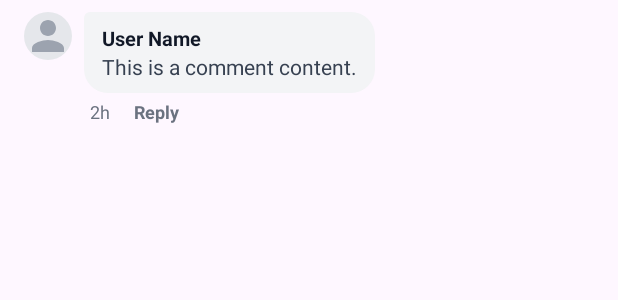
After one commit to giahuytr86/Final_Mobile, an Android app: the layout item_comment.xml on its own in the app's theme, with its tools: preview values and no code run, on a phone screen of 412 x 824 dp. The commit adds this screen. Shown: the top 300 px of the screen. Run offline under Robolectric (Android 15) with nearby library versions, the phone set to English and light mode, and no system bars.

Commit message:
feat(MB-45): UI Comment

```diff
--- a/app/src/main/AndroidManifest.xml
+++ b/app/src/main/AndroidManifest.xml
@@ -11,6 +11,9 @@
         android:roundIcon="@mipmap/ic_launcher_round"
         android:supportsRtl="true"
         android:theme="@style/Theme.Final_Mobile">
+        <activity
+            android:name=".CommentsActivity"
+            android:exported="false" />
         <activity
             android:name=".ui.LoginActivity"
             android:exported="false" />
--- /dev/null
+++ b/app/src/main/res/drawable/bg_comment_bubble.xml
@@ -0,0 +1,9 @@
+<?xml version="1.0" encoding="utf-8"?>
+<shape xmlns:android="http://schemas.android.com/apk/res/android">
+    <solid android:color="#F3F4F6" /> <!-- Gray 100 -->
+    <corners
+        android:topLeftRadius="4dp"
+        android:topRightRadius="16dp"
+        android:bottomLeftRadius="16dp"
+        android:bottomRightRadius="16dp" />
+</shape>
--- /dev/null
+++ b/app/src/main/res/layout/item_comment.xml
@@ -0,0 +1,92 @@
+<?xml version="1.0" encoding="utf-8"?>
+<LinearLayout xmlns:android="http://schemas.android.com/apk/res/android"
+    xmlns:app="http://schemas.android.com/apk/res-auto"
+    android:layout_width="match_parent"
+    android:layout_height="wrap_content"
+    android:orientation="horizontal"
+    android:paddingStart="16dp"
+    android:paddingEnd="16dp"
+    android:paddingTop="8dp"
+    android:paddingBottom="8dp">
+
+    <!-- Spacer dùng để thụt đầu dòng khi là Reply (Width sẽ set bằng code hoặc tạo layout riêng cho reply) -->
+    <!-- Trong trường hợp đơn giản, ta có thể ẩn hiện view này -->
+    <View
+        android:id="@+id/viewReplyIndent"
+        android:layout_width="32dp"
+        android:layout_height="1dp"
+        android:visibility="gone"/>
+
+    <com.google.android.material.imageview.ShapeableImageView
+        android:id="@+id/ivUserAvatar"
+        android:layout_width="32dp"
+        android:layout_height="32dp"
+        android:scaleType="centerCrop"
+        android:src="@drawable/placeholder_avatar"
+        app:shapeAppearanceOverlay="@style/CircleImage" />
+
+    <LinearLayout
+        android:layout_width="match_parent"
+        android:layout_height="wrap_content"
+        android:layout_marginStart="8dp"
+        android:orientation="vertical">
+
+        <!-- Bubble nội dung -->
+        <LinearLayout
+            android:layout_width="wrap_content"
+            android:layout_height="wrap_content"
+            android:background="@drawable/bg_comment_bubble"
+            android:orientation="vertical"
+            android:paddingStart="12dp"
+            android:paddingTop="8dp"
+            android:paddingEnd="12dp"
+            android:paddingBottom="8dp">
+
+            <TextView
+                android:id="@+id/tvUserName"
+                android:layout_width="wrap_content"
+                android:layout_height="wrap_content"
+                android:text="User Name"
+                android:textColor="@color/black"
+                android:textSize="13sp"
+                android:textStyle="bold" />
+
+            <TextView
+                android:id="@+id/tvCommentContent"
+                android:layout_width="wrap_content"
+                android:layout_height="wrap_content"
+                android:text="This is a comment content."
+                android:textColor="#374151"
+                android:textSize="14sp" />
+        </LinearLayout>
+
+        <!-- Footer: Time & Reply Button -->
+        <LinearLayout
+            android:layout_width="match_parent"
+            android:layout_height="wrap_content"
+            android:layout_marginTop="4dp"
+            android:layout_marginStart="4dp"
+            android:orientation="horizontal">
+
+            <TextView
+                android:id="@+id/tvTime"
+                android:layout_width="wrap_content"
+                android:layout_height="wrap_content"
+                android:text="2h"
+                android:textColor="@color/text_gray"
+                android:textSize="12sp" />
+
+            <TextView
+                android:id="@+id/btnReply"
+                android:layout_width="wrap_content"
+                android:layout_height="wrap_content"
+                android:layout_marginStart="16dp"
+                android:text="@string/reply_action"
+                android:textColor="@color/text_gray"
+                android:textSize="12sp"
+                android:textStyle="bold" />
+        </LinearLayout>
+
+    </LinearLayout>
+
+</LinearLayout>
--- a/app/src/main/res/values/strings.xml
+++ b/app/src/main/res/values/strings.xml
@@ -6,6 +6,8 @@
     <string name="register">Register</string>
     <string name="email_hint">Email</string>
     <string name="password_hint">Password</string>
-    <!-- TODO: Remove or change this placeholder text -->
-    <string name="hello_blank_fragment">Hello blank fragment</string>
+    <string name="comments_title">Comments</string>
+    <string name="reply_action">Reply</string>
+    <string name="replying_to">Replying to %s</string>
+    <string name="write_comment">Write a comment...</string>
 </resources>
```
Also changed, not shown: app/src/main/java/com/testing/final_mobile/CommentsActivity.java (added, +24 -0 lines), app/src/main/res/drawable/ic_close.xml (added, +14 -0 lines), app/src/main/res/layout/activity_comments.xml (added, +148 -0 lines).
